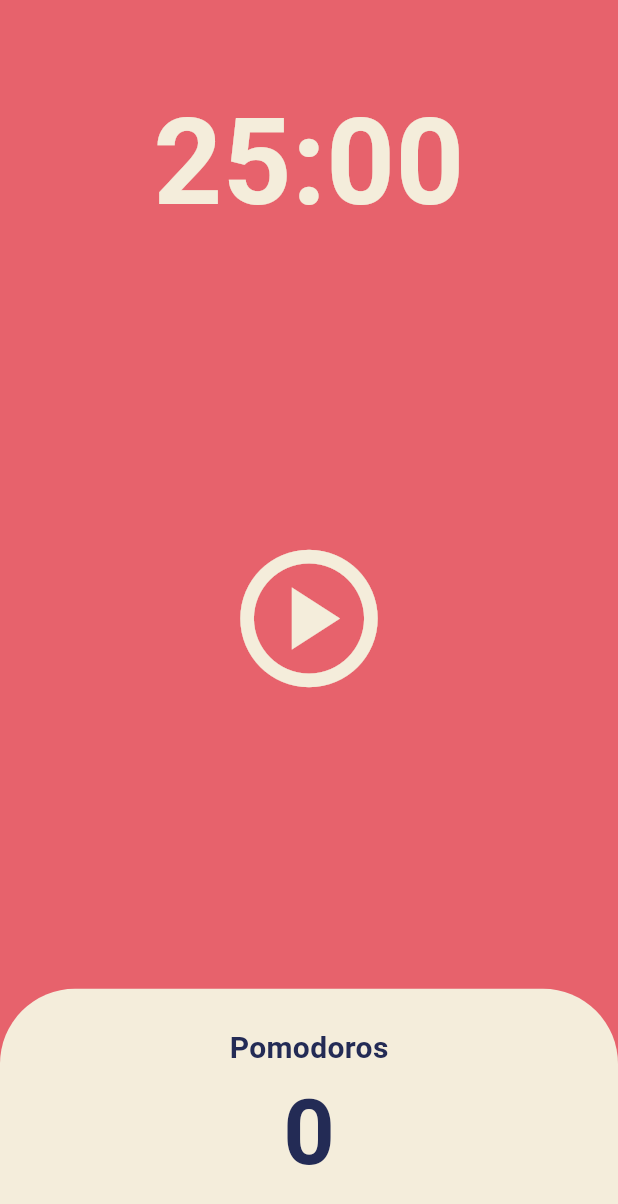
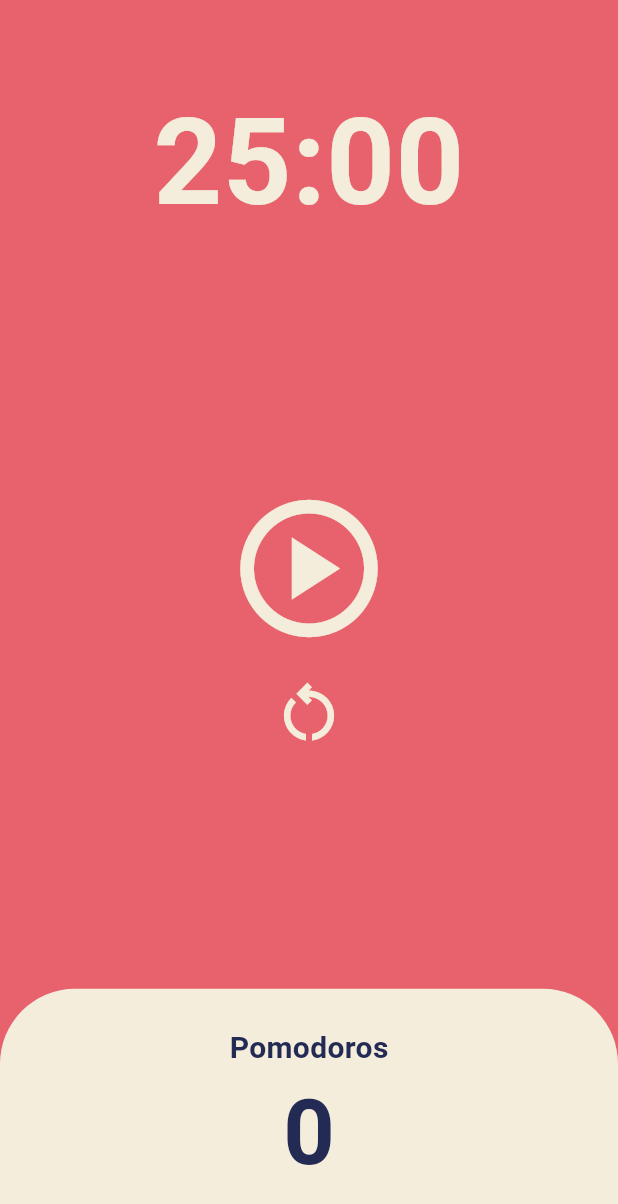
Before and after one commit to no-intel/flutter-pomodoro, a Flutter app: the screen it shows after launch, on a phone screen of 412 x 824 dp. Shown: the top 1204 px of the screen. Run offline on Flutter 3.47's test engine with Material 3 defaults, Android fonts, the light colour scheme and no system bars.

Commit message:
포모도로 리스타트 기능

```diff
--- a/lib/screens/home_screen.dart
+++ b/lib/screens/home_screen.dart
@@ -45,6 +45,17 @@ class _HomeScreenState extends State<HomeScreen> {
     });
   }
 
+  void onRestartPressed() {
+    if (totalSeconds == twentyFiveMinutes) {
+      return;
+    }
+    timer.cancel();
+    totalSeconds = twentyFiveMinutes;
+    setState(() {
+      isRunning = false;
+    });
+  }
+
   String format(int seconds) {
     var duration = Duration(seconds: seconds);
     print(duration.toString().substring(2, 7));
@@ -74,15 +85,34 @@ class _HomeScreenState extends State<HomeScreen> {
           Flexible(
             flex: 3,
             child: Center(
-              child: IconButton(
-                iconSize: 110,
-                color: Theme.of(context).cardColor,
-                onPressed: isRunning ? onPausePressed : onStartPressed,
-                icon: Icon(
+              child: Row(
+                mainAxisAlignment: MainAxisAlignment.center,
+                children: [
                   isRunning
-                      ? Icons.pause_circle_outline
-                      : Icons.play_circle_outlined,
-                ),
+                      ? IconButton(
+                          iconSize: 110,
+                          color: Theme.of(context).cardColor,
+                          onPressed: onPausePressed,
+                          icon: Icon(Icons.pause_circle_filled_outlined),
+                        )
+                      : Column(
+                          mainAxisAlignment: MainAxisAlignment.center,
+                          children: [
+                            IconButton(
+                              iconSize: 110,
+                              color: Theme.of(context).cardColor,
+                              onPressed: onStartPressed,
+                              icon: Icon(Icons.play_circle_outlined),
+                            ),
+                            IconButton(
+                              iconSize: 50,
+                              color: Theme.of(context).cardColor,
+                              onPressed: onRestartPressed,
+                              icon: Icon(Icons.restart_alt_outlined),
+                            ),
+                          ],
+                        ),
+                ],
               ),
             ),
           ),
```
